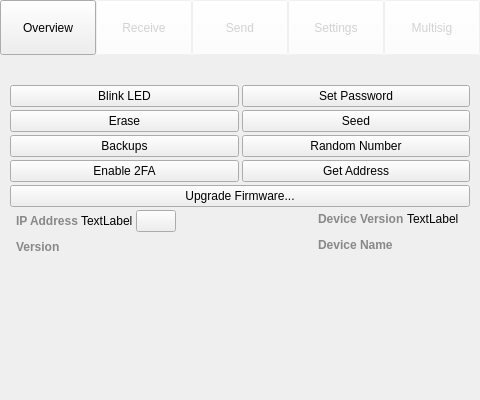
jonasschnelli/dbb-app, file src/qt/ui/overview.ui: the form before one commit.
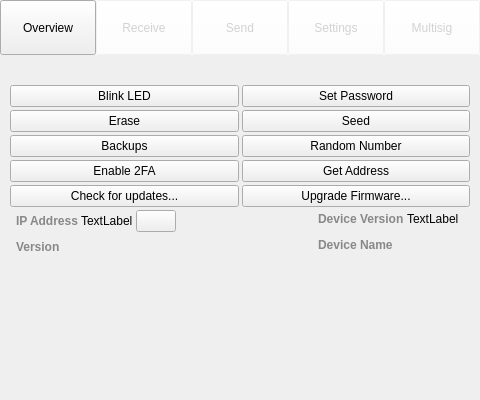
The form after the commit. The open tabs and pages were chosen to show the change. Icons and pictures are not drawn. Custom widgets are drawn as their Qt base class.

Patch:
```diff
--- a/src/qt/ui/overview.ui
+++ b/src/qt/ui/overview.ui
@@ -673,6 +673,13 @@
          <property name="bottomMargin">
           <number>0</number>
          </property>
+         <item>
+          <widget class="QPushButton" name="checkForUpdates">
+           <property name="text">
+            <string>Check for updates...</string>
+           </property>
+          </widget>
+         </item>
          <item>
           <widget class="QPushButton" name="upgradeFirmware">
            <property name="text">
```
